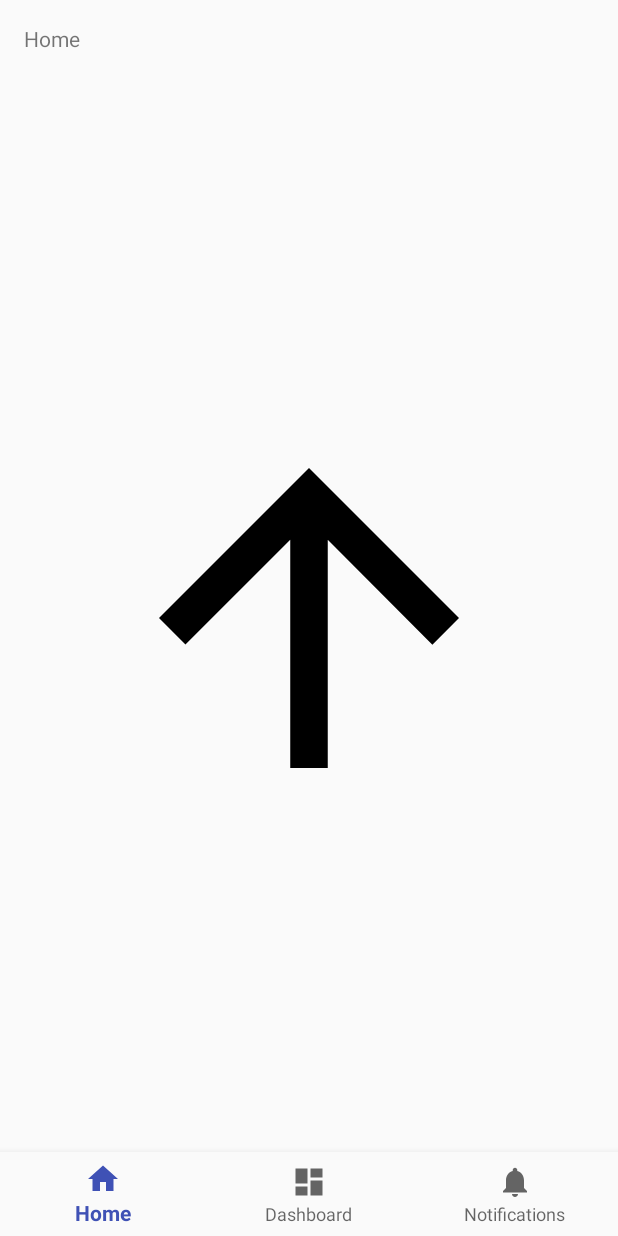
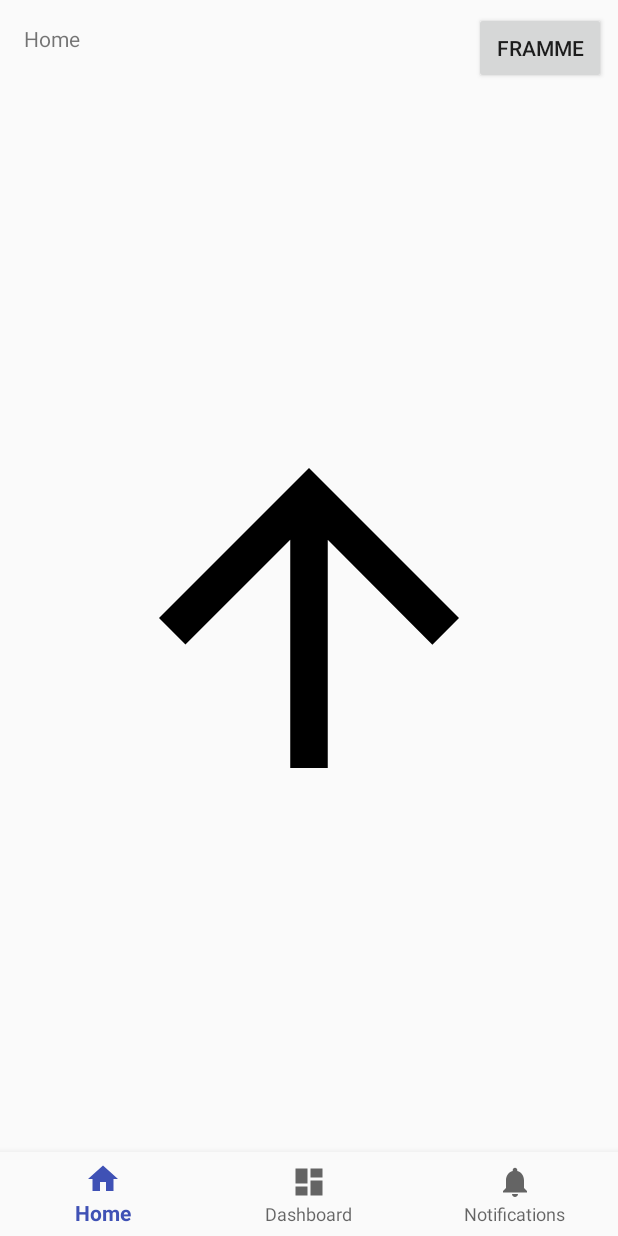
Before and after one commit to joakimoa/icatch, an Android app: the GameActivity screen opened directly, with no data from a screen before it, on a phone screen of 412 x 824 dp. Run offline under Robolectric (Android 15) with nearby library versions, the phone set to English and light mode, and no system bars; Roboto replaces fonts that are not available here.

Commit message:
added antidote activity

```diff
--- a/app/src/main/java/com/absolutapp/icatch/AccelerometerManager.java
+++ b/app/src/main/java/com/absolutapp/icatch/AccelerometerManager.java
@@ -19,7 +19,7 @@ public class AccelerometerManager {
 
     /** Accuracy configuration */
     private static float threshold  = 15.0f;
-    private static int interval     = 100;
+    private static int interval     = 200000000;
 
     private static Sensor sensor;
     private static SensorManager sensorManager;
@@ -112,7 +112,7 @@ public class AccelerometerManager {
             // Register Accelerometer Listener
             running = sensorManager.registerListener(
                     sensorEventListener, sensor,
-                    SensorManager.SENSOR_DELAY_GAME);
+                    SensorManager.SENSOR_DELAY_NORMAL);
 
             listener = accelerometerListener;
         }
--- a/app/src/main/res/layout/accelerometer_example_main.xml
+++ b/app/src/main/res/layout/accelerometer_example_main.xml
@@ -10,8 +10,10 @@
         android:layout_height="wrap_content"
         android:layout_alignParentTop="true"
         android:layout_centerHorizontal="true"
-        android:layout_marginTop="40dp"
-        android:text="Quick! Cure the infected! Shake Your Phone To Dispose Antidote" />
+        android:layout_marginTop="32dp"
+        android:gravity="center"
+        android:text="Snabbt!! Eliminera viruset!\n Skaka telefonen för att sprida motgiftet"
+        android:textSize="18sp" />
 
     <ImageView
         android:id="@+id/imageView2"
--- a/app/src/main/res/layout/activity_game.xml
+++ b/app/src/main/res/layout/activity_game.xml
@@ -49,4 +49,15 @@
         tools:layout_editor_absoluteX="279dp"
         tools:layout_editor_absoluteY="434dp" />
 
+    <Button
+        android:id="@+id/button"
+        android:layout_width="wrap_content"
+        android:layout_height="wrap_content"
+        android:layout_marginEnd="8dp"
+        android:layout_marginTop="8dp"
+        android:text="Framme"
+        android:onClick="testFramme"
+        app:layout_constraintEnd_toEndOf="parent"
+        app:layout_constraintTop_toTopOf="parent" />
+
 </android.support.constraint.ConstraintLayout>
```
Also changed, not shown: app/src/main/java/com/absolutapp/icatch/GameActivity.java (+4 -45 lines), app/src/main/java/com/absolutapp/icatch/MainAccelerometer.java (+12 -9 lines).
